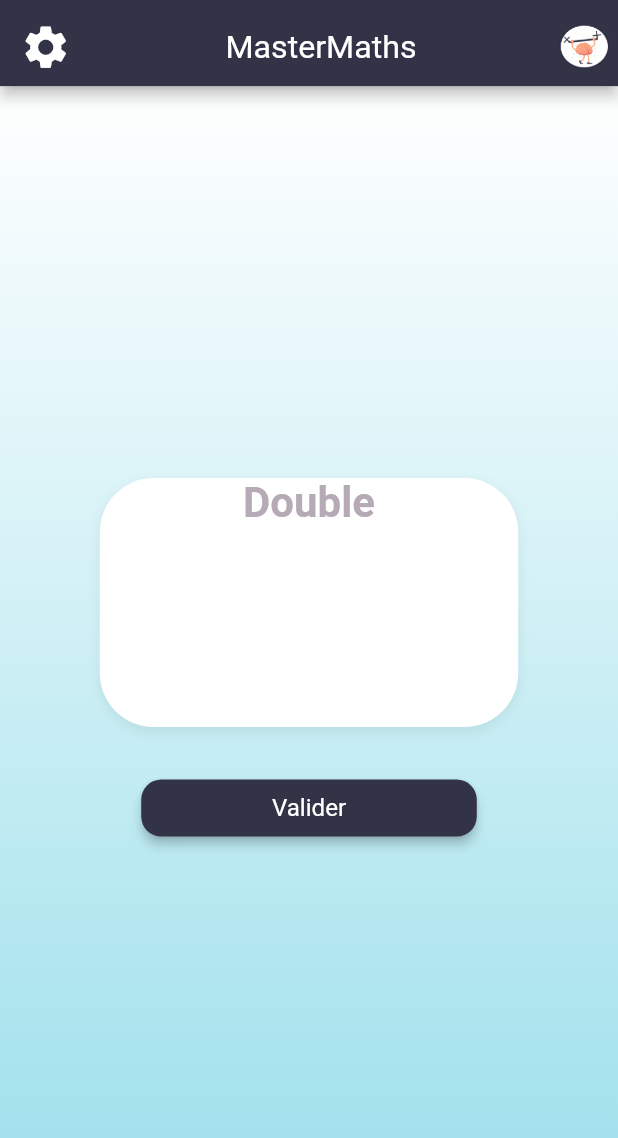
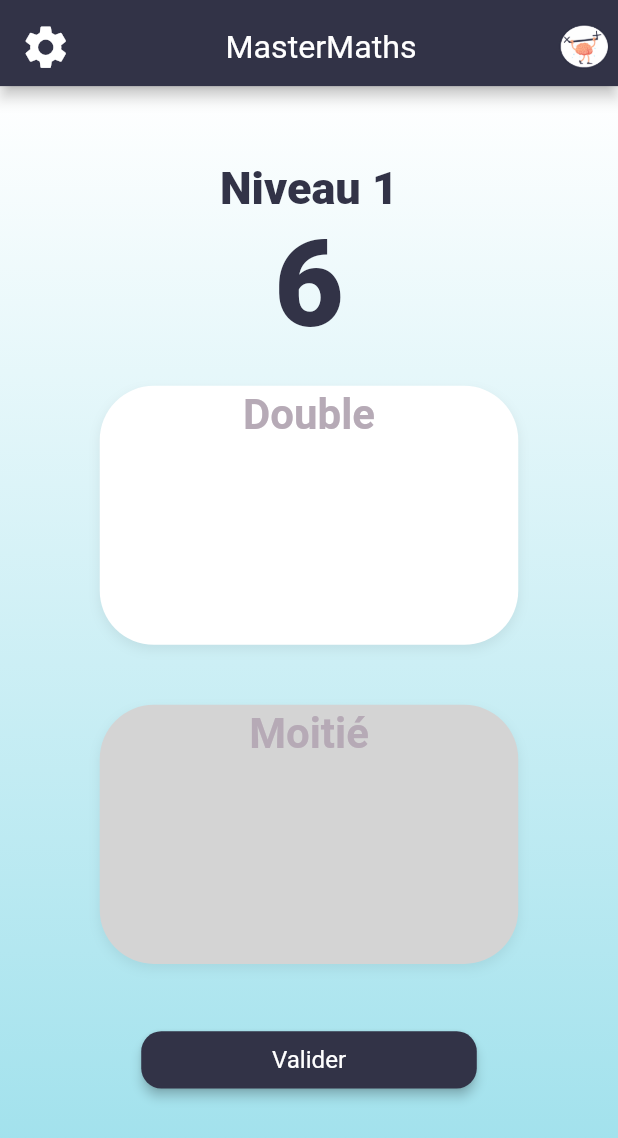
Before and after one commit to Aveheuzed/projet-mul, a Flutter app: the Exercice1 screen opened by its route, after a tap on "Valider", on a phone screen of 412 x 824 dp. Shown: the top 1138 px of the screen. Run offline on Flutter 3.47's test engine with Material 2 defaults, Android fonts, the phone set to English and light mode, and no system bars; Roboto replaces fonts that are missing (Segoe UI).

Commit message:
Exercice 1 Fonctionne, il reste à voir comme on traite les résultats Il reste un warning non bloquant W//IInputConnectionWrapper donc j'ignore l'origine

```diff
--- a/lib/Exercice1.dart
+++ b/lib/Exercice1.dart
@@ -1,75 +1,127 @@
 import 'package:flutter/material.dart';
 import 'package:testappmult/Styles.dart';
+import 'dart:math';
 
-class Exercice1 extends StatelessWidget{
+
+class Exercice1 extends StatefulWidget{
+  final int niveau;
+  final bool type = Random().nextBool();//true: double |false: moitié
+  Exercice1({this.niveau=1}): super();
+
+  @override
+  State<StatefulWidget> createState() => _Exercice1();
+}
+
+class _Exercice1 extends State<Exercice1>{
+  _Exercice1(): super();
+  int next(int min, int max) => min + Random().nextInt(max - min);
+  int nombre;
+  List<Widget> children;
+
+  TextEditingController doubleController = new TextEditingController();
+  TextEditingController moitieController = new TextEditingController();
+
+  @override
+  void initState() {
+    super.initState();
+    nombre= next(2,pow(10,widget.niveau));
+    if (!widget.type && (nombre%2 !=0)) nombre=nombre+1;
+
+    children=<Widget>[
+      Text(
+        "Niveau " + widget.niveau.toString(),
+        textAlign: TextAlign.center,
+        style: TextStyle(
+            color: Color(0xFF323347),
+            fontSize: 30,
+            fontWeight: FontWeight.w800
+        ),
+      ),
+      Container(
+        padding: EdgeInsets.only(bottom:20),
+        child: Text(
+          nombre.toString(),
+          style: TextStyle(
+            fontWeight: FontWeight.w900,
+            color: Color(0xff323347),
+            fontSize: 80,
+          ),
+        ),
+      ),
+      ChampReponse(
+        titre: "Double",
+        controller: doubleController,
+        enabled: widget.type,
+      ),
+      SizedBox(height: 40),
+      ChampReponse(
+        titre: "Moitié",
+        controller: moitieController,
+        enabled: !widget.type,
+      ),
+      SizedBox(height: 40),
+      Bouton("Valider", onPressed: (){test();})
+    ];
+
+  }
+
+
+
+
+  void test(){
+    if(widget.type ){
+      if( (int.parse(doubleController.text) == (nombre * 2))){
+        print("success");
+
+        Navigator.push(
+          context,
+          MaterialPageRoute(builder: (context) => Exercice1(niveau: widget.niveau,)),
+        );
+
+      }else{
+        print("echec");
+      }
+
+    }else if ( int.parse(moitieController.text) == (nombre/2) ) {
+      print("success");
+
+      Navigator.push(
+        context,
+        MaterialPageRoute(builder: (context) => Exercice1(niveau: widget.niveau,)),
+      );
+    }else{
+      print("echec");
+    }
+
+  }
 
   @override
   Widget build(BuildContext context) {
+
     return WillPopScope(
       onWillPop: () async => false,// empèche le retour
       child: StructPage(
+          child: SingleChildScrollView(
+            child: Container(
+              height: MediaQuery.of(context).size.height-100,
               child: Column(
                 mainAxisAlignment: MainAxisAlignment.center,
                 children: <Widget>[
                   Column(
                     mainAxisAlignment: MainAxisAlignment.center,
-              children: <Widget>[
-                Container(
-                  //padding: EdgeInsets.only(left: screenWidth(context) * padding),
-                  width: 279,
-
-                  decoration: BoxDecoration(
-                      color: Color(0xFFFFFFFF),
-                      borderRadius: BorderRadius.all(Radius.circular(36)),
-                      boxShadow: <BoxShadow>[
-                        BoxShadow(
-                            color: Color(0x10000000),
-                            blurRadius: 6.0,
-                            offset: Offset(
-                                0.0, //x
-                                3.0 //y
-                            )
-                        )
-                      ]
+                    children: children
                   ),
-                  child: Column(
-                    children: <Widget>[
-                      Text(
-                        "Double",
-                        style: TextStyle(
-                          color: Color(0xffB6AAB6),
-                          fontWeight: FontWeight.w600,
-                          fontSize: 28,
+                ],
               ),
             ),
-                      Padding(
-                        padding: const EdgeInsets.all(8.0),
-                        child: TextField(
-                          style: TextStyle(
-                            fontWeight: FontWeight.w900,
-                            color: Color(0xff323347),
-                            fontSize: 80
-                          ),
-                          decoration: InputDecoration(
-                            border: InputBorder.none,
-                            focusedBorder: InputBorder.none,
-                            enabledBorder: InputBorder.none,
-                            errorBorder: InputBorder.none,
-                            disabledBorder: InputBorder.none,
-                          ),
-                        ),
-                      ),
-                    ],
           )
-                ),
-                SizedBox(height: 30),
-                Bouton("Valider", onPressed: (){Navigator.of(context).pushNamed('/Exercice1');})
-              ],
-            ),
-              ],
-            )
-
       ),
     );
   }
 }
+
+
+/*Navigator.push(
+  context,
+  MaterialPageRoute(builder: (context) => Exercice1(niveau: widget.niveau,)),
+);*/
--- a/lib/ExerciceLibres.dart
+++ b/lib/ExerciceLibres.dart
@@ -1,4 +1,5 @@
 import 'package:flutter/material.dart';
+import 'package:testappmult/Exercice1.dart';
 import 'package:testappmult/Styles.dart';
 
 class ExercicesLibres extends StatefulWidget{
@@ -36,15 +37,24 @@ class _ExercicesLibres extends State<ExercicesLibres>{
                     options: <Widget>[
                       DepliantBouton(
                         "Niveau 1",
-                        onPressed: (){Navigator.of(context).pushNamed('/Exercice1');},
+                        onPressed: (){Navigator.push(
+                          context,
+                          MaterialPageRoute(builder: (context) => Exercice1(niveau: 1,)),
+                        );},
                       ),
                       DepliantBouton(
                         "Niveau 2",
-                        onPressed: (){},
+                        onPressed: (){Navigator.push(
+                          context,
+                          MaterialPageRoute(builder: (context) => Exercice1(niveau: 2,)),
+                        );},
                       ),
                       DepliantBouton(
                         "Niveau 3",
-                        onPressed: (){},
+                        onPressed: (){Navigator.push(
+                          context,
+                          MaterialPageRoute(builder: (context) => Exercice1(niveau: 3,)),
+                        );},
                       ),
                     ],
                   ),
--- a/lib/Styles.dart
+++ b/lib/Styles.dart
@@ -1,5 +1,6 @@
 import 'package:flutter/cupertino.dart';
 import 'package:flutter/material.dart';
+import 'package:flutter/services.dart';
 
 double screenWidth(BuildContext context) {
   return MediaQuery.of(context).size.width / 768;
@@ -104,7 +105,7 @@ class NavBar extends PreferredSize {
 class StructPage extends StatelessWidget {
 
   final Widget child;
-  int existImage;
+  final int existImage;
 
   StructPage({this.child, this.existImage=0}): super();
 
@@ -270,3 +271,81 @@ class DepliantBouton extends StatelessWidget {
     );
   }
 }
+
+class ChampReponse extends StatelessWidget { //responsive //height ?
+  final bool enabled;
+  final String titre;
+  final double fontSizeTitre;
+  final double fontSizeReponse;
+  final double width;
+  final Function onChanged;
+  final Function onSubmitted;
+  final TextEditingController controller;
+
+  ChampReponse({this.titre, this.controller, this.onSubmitted, this.onChanged, this.enabled=true, this.fontSizeTitre = 28.0, this.fontSizeReponse = 80, this.width = 279.0}): super();
+
+  @override
+  Widget build(BuildContext context) {
+    Color couleur;
+    if(enabled) couleur = Color(0xffffffff);else couleur = Color(0xffD4D4D4);
+
+    return Container(
+        padding: EdgeInsets.only(top: screenWidth(context) * 5),
+        width: width,
+
+        decoration: BoxDecoration(
+            color: couleur,
+            borderRadius: BorderRadius.all(Radius.circular(36)),
+            boxShadow: <BoxShadow>[
+              BoxShadow(
+                  color: Color(0x10000000),
+                  blurRadius: 6.0,
+                  offset: Offset(
+                      0.0, //x
+                      3.0 //y
+                  )
+              )
+            ]
+        ),
+        child: Column(
+          children: <Widget>[
+            Text(
+              titre,
+              style: TextStyle(
+                color: Color(0xffB6AAB6),
+                fontWeight: FontWeight.w600,
+                fontSize: fontSizeTitre,
+              ),
+            ),
+            Padding(
+              padding: const EdgeInsets.all(10.0),
+              child: TextField(
+                onSubmitted: onSubmitted,
+                controller: controller,
+                textAlign: TextAlign.center,
+                inputFormatters: <TextInputFormatter>[
+                  WhitelistingTextInputFormatter.digitsOnly,
+                  LengthLimitingTextInputFormatter(4)
+                ],
+                keyboardType: TextInputType.numberWithOptions(decimal: false, signed: false),
+                onChanged: onChanged,
+                enabled: enabled,
+                style: TextStyle(
+                    fontWeight: FontWeight.w900,
+                    color: Color(0xff323347),
+                    fontSize: fontSizeReponse
+                ),
+                decoration: InputDecoration(
+                  border: InputBorder.none,
+                  focusedBorder: InputBorder.none,
+                  enabledBorder: InputBorder.none,
+                  errorBorder: InputBorder.none,
+                  disabledBorder: InputBorder.none,
+                ),
+              ),
+            ),
+          ],
+        )
+    );
+  }
+}
```
Lines whose indentation alone changed are shown as unchanged.
